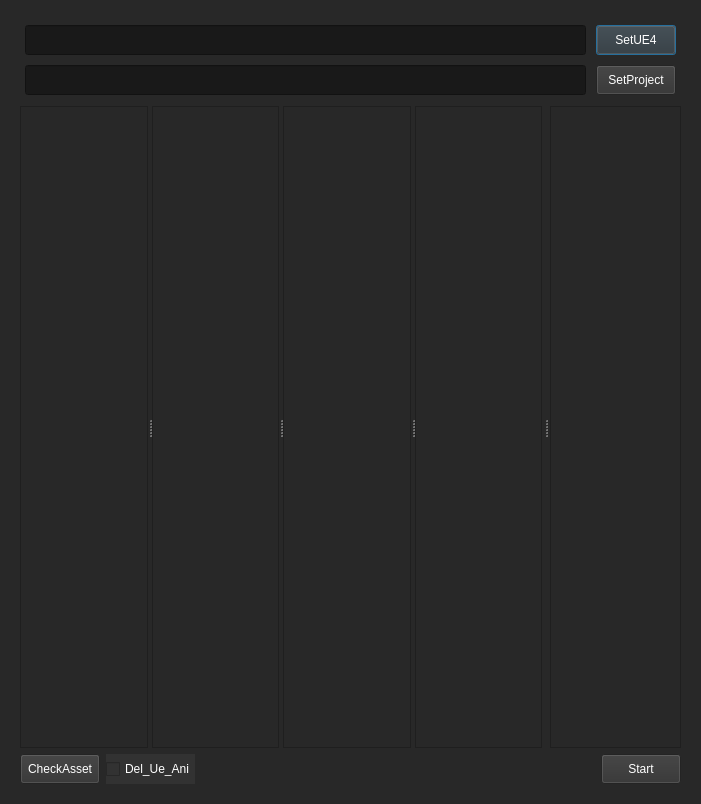
woshisck/GitRepos, file Pyt/UE_input_FBX.ui: the form before one commit.
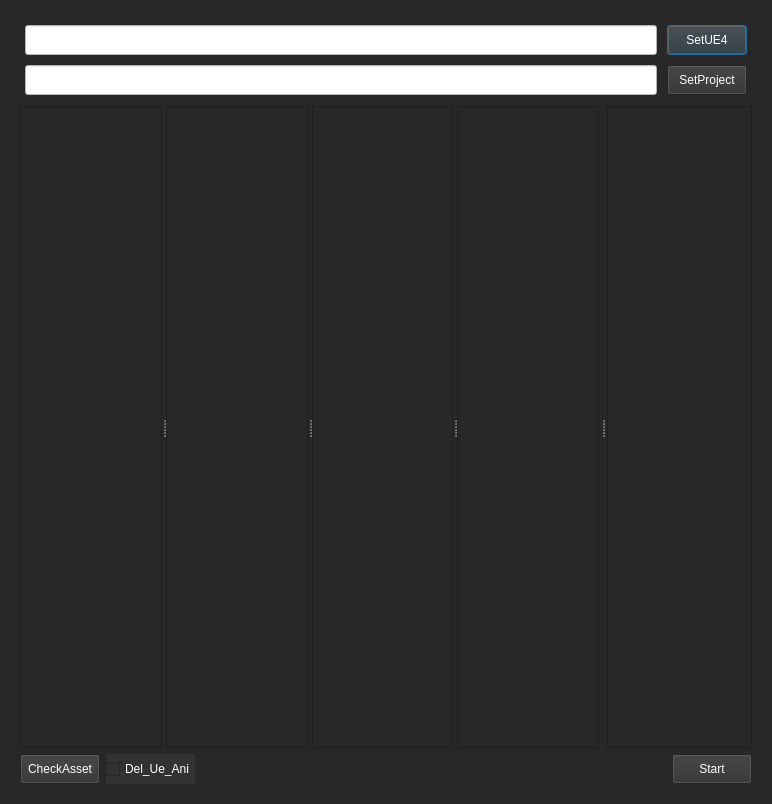
The form after the commit. Icons and pictures are not drawn.

What changed in the file:
```diff
--- a/Pyt/UE_input_FBX.ui
+++ b/Pyt/UE_input_FBX.ui
@@ -6,7 +6,7 @@
    <rect>
     <x>0</x>
     <y>0</y>
-    <width>701</width>
+    <width>772</width>
     <height>804</height>
    </rect>
   </property>
@@ -59,8 +59,8 @@
            </size>
           </property>
           <property name="styleSheet">
-           <string notr="true">background-color: rgb(25, 25, 25);
-color: rgb(255, 255, 255);</string>
+           <string notr="true">background-color: rgb(255, 255, 255);
+ selection-background-color: rgb(255, 255, 255)</string>
           </property>
          </widget>
         </item>
@@ -133,8 +133,8 @@
            </size>
           </property>
           <property name="styleSheet">
-           <string notr="true">background-color: rgb(25, 25, 25);
-color: rgb(255, 255, 255);</string>
+           <string notr="true">background-color: rgb(255, 255, 255);
+ selection-background-color: rgb(255, 255, 255)</string>
           </property>
          </widget>
         </item>
```
